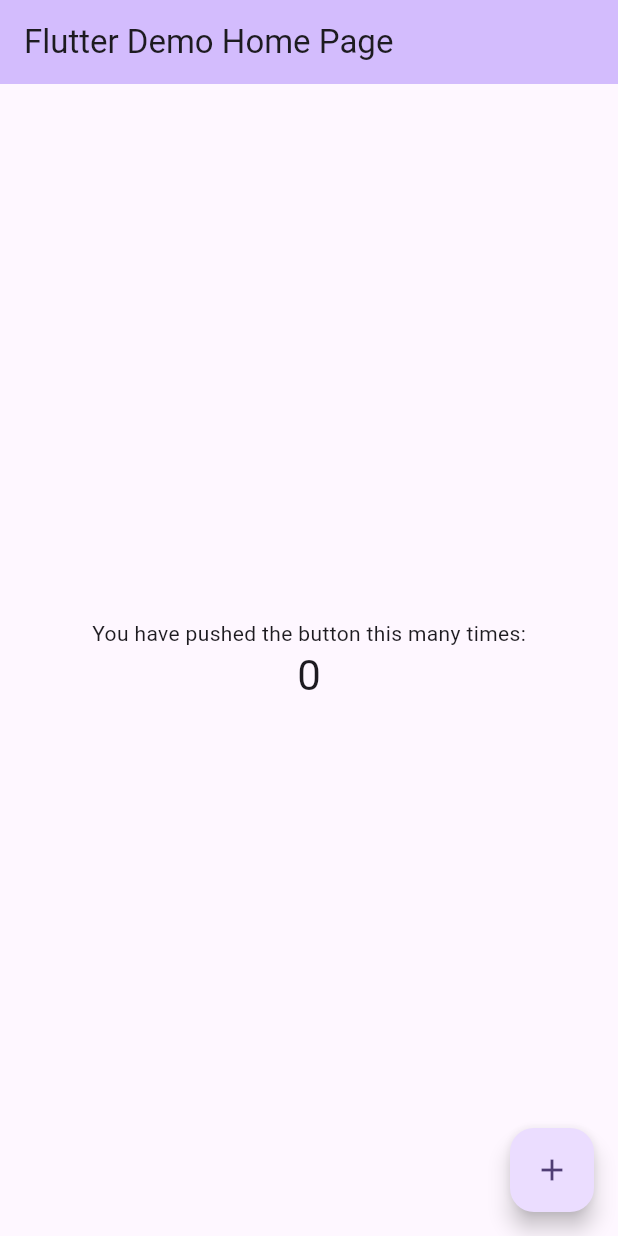
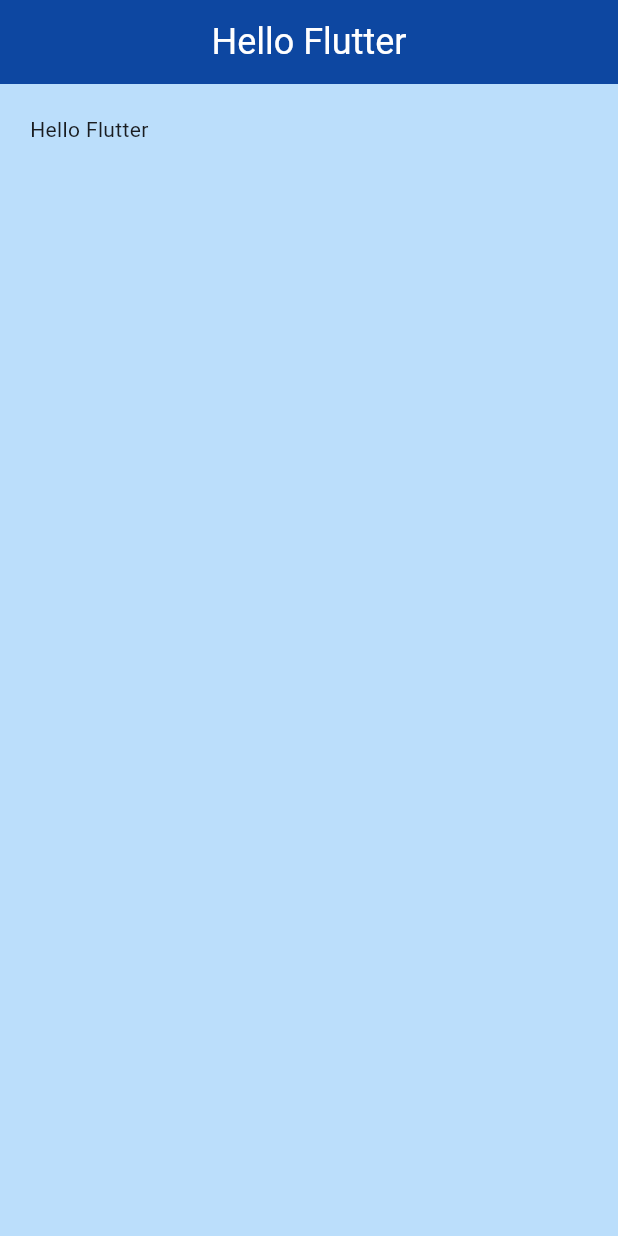
Before and after one commit to ISCIrvingDev/flutter-hello-world, a Flutter app: the screen it shows after launch, on a phone screen of 412 x 824 dp. Run offline on Flutter 3.47's test engine with Material 3 defaults, Android fonts, the phone set to English and light mode, and no system bars.

Commit message:
Add AppBar & Container

```diff
--- a/lib/main.dart
+++ b/lib/main.dart
@@ -12,9 +12,9 @@ class MyApp extends StatelessWidget {
     return MaterialApp(
       title: 'Flutter Demo',
       theme: ThemeData(
-        colorScheme: ColorScheme.fromSeed(seedColor: Colors.deepPurple),
+        colorScheme: ColorScheme.fromSeed(seedColor: Colors.blue),
       ),
-      home: const MyHomePage(title: 'Flutter Demo Home Page'),
+      home: const MyHomePage(title: 'Hello Flutter'),
     );
   }
 }
@@ -28,37 +28,27 @@ class MyHomePage extends StatefulWidget {
 }
 
 class _MyHomePageState extends State<MyHomePage> {
-  int _counter = 0;
-
-  void _incrementCounter() {
-    setState(() {
-      _counter++;
-    });
-  }
-
   @override
   Widget build(BuildContext context) {
     return Scaffold(
       appBar: AppBar(
-        backgroundColor: Theme.of(context).colorScheme.inversePrimary,
+        centerTitle: true,
+        // backgroundColor: Theme.of(context).colorScheme.primaryContainer,
+        backgroundColor: Colors.blue[900],
         title: Text(widget.title),
+        titleTextStyle: TextStyle(color: Colors.white, fontSize: 24),
       ),
-      body: Center(
-        child: Column(
-          mainAxisAlignment: MainAxisAlignment.center,
-          children: <Widget>[
-            const Text('You have pushed the button this many times:'),
-            Text(
-              '$_counter',
-              style: Theme.of(context).textTheme.headlineMedium,
-            ),
-          ],
+      body: Container(
+        height: double.infinity,
+        width: double.infinity,
+        // color: Colors.blue[200],
+        decoration: BoxDecoration(
+          color: Colors.blue[100],
+          // borderRadius: BorderRadius.circular(16),
         ),
-      ),
-      floatingActionButton: FloatingActionButton(
-        onPressed: _incrementCounter,
-        tooltip: 'Increment',
-        child: const Icon(Icons.add),
+        padding: EdgeInsets.all(20),
+        child: const Text('Hello Flutter'),
+        // margin: EdgeInsets.only(top: 20),
       ),
     );
   }
```
